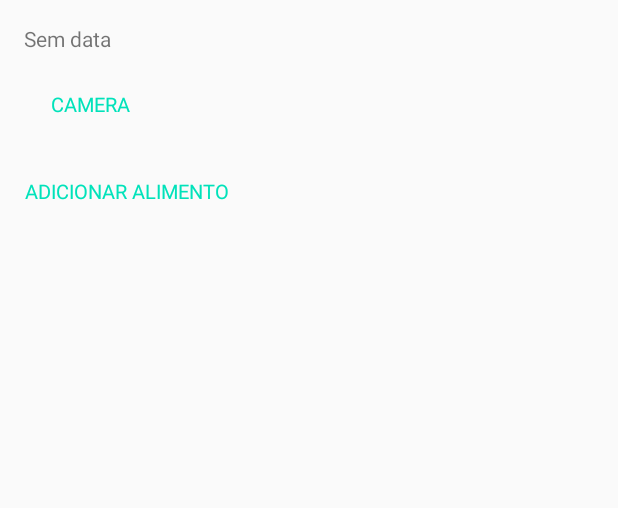
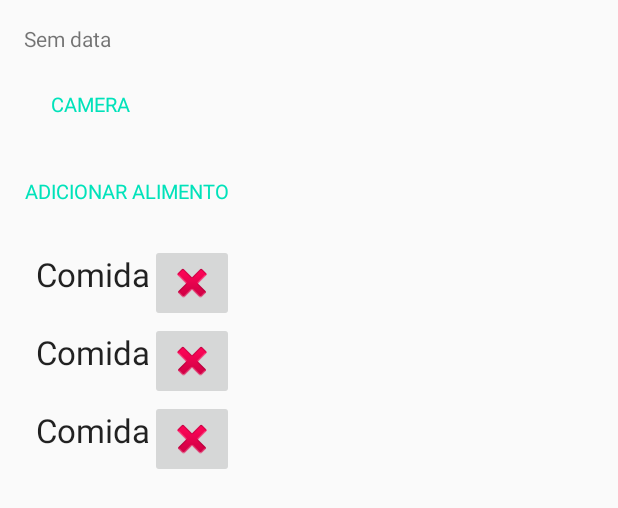
Before and after one commit to mpcayres/AppJaquinha, an Android app: the layout fragment_home.xml on its own in the app's theme, with its tools: preview values and no code run, on a phone screen of 412 x 824 dp. Shown: the top 508 px of the screen. Run offline under Robolectric (Android 15) with nearby library versions, the phone set to English and light mode, and no system bars.

Commit message:
Home com a lista de alimentos consumidos

```diff
--- a/app/src/main/res/layout/fragment_home.xml
+++ b/app/src/main/res/layout/fragment_home.xml
@@ -38,4 +38,17 @@
         android:typeface="sans"
         android:layout_below="@id/cameraButton"/>
 
+    <android.support.v7.widget.RecyclerView
+        android:id="@+id/home_recyclerview"
+        android:scrollbars="vertical"
+        android:layout_width="wrap_content"
+        android:layout_height="wrap_content"
+        android:layout_below="@id/adicionarButton"
+        android:layout_marginTop="11dp"
+        android:layout_marginLeft="8dp"
+        android:layout_marginRight="8dp"
+        android:layout_marginStart="8dp"
+        android:layout_marginEnd="8dp"
+        tools:listitem="@layout/list_item_home" />
+
 </RelativeLayout>
--- /dev/null
+++ b/app/src/main/res/layout/list_item_home.xml
@@ -0,0 +1,22 @@
+<?xml version="1.0" encoding="utf-8"?>
+<LinearLayout xmlns:android="http://schemas.android.com/apk/res/android"
+    android:layout_width="match_parent"
+    android:layout_height="wrap_content"
+    android:layout_gravity="center_horizontal">
+
+    <TextView
+        android:layout_marginTop="5dp"
+        android:layout_width="0dp"
+        android:layout_height="match_parent"
+        android:textAppearance="?android:attr/textAppearanceLarge"
+        android:text="Comida"
+        android:id="@+id/Food"
+        android:layout_weight="1" />
+
+    <ImageButton
+        android:layout_width="wrap_content"
+        android:layout_height="wrap_content"
+        android:id="@+id/imageButtonDelete"
+        android:src="@android:drawable/ic_delete" />
+
+</LinearLayout>
```
Also changed, not shown: app/src/main/java/ihc/appjaquinha/container/ContainerActivity.java (+48 -7 lines), app/src/main/java/ihc/appjaquinha/container/alimento/AlimentoFragment.java (+30 -17 lines), app/src/main/java/ihc/appjaquinha/container/home/HomeFragment.java (+68 -0 lines), app/src/main/java/ihc/appjaquinha/container/home/HomeRecyclerViewAdapter.java (added, +67 -0 lines), app/src/main/java/ihc/appjaquinha/container/home/HomeViewHolder.java (added, +31 -0 lines).
